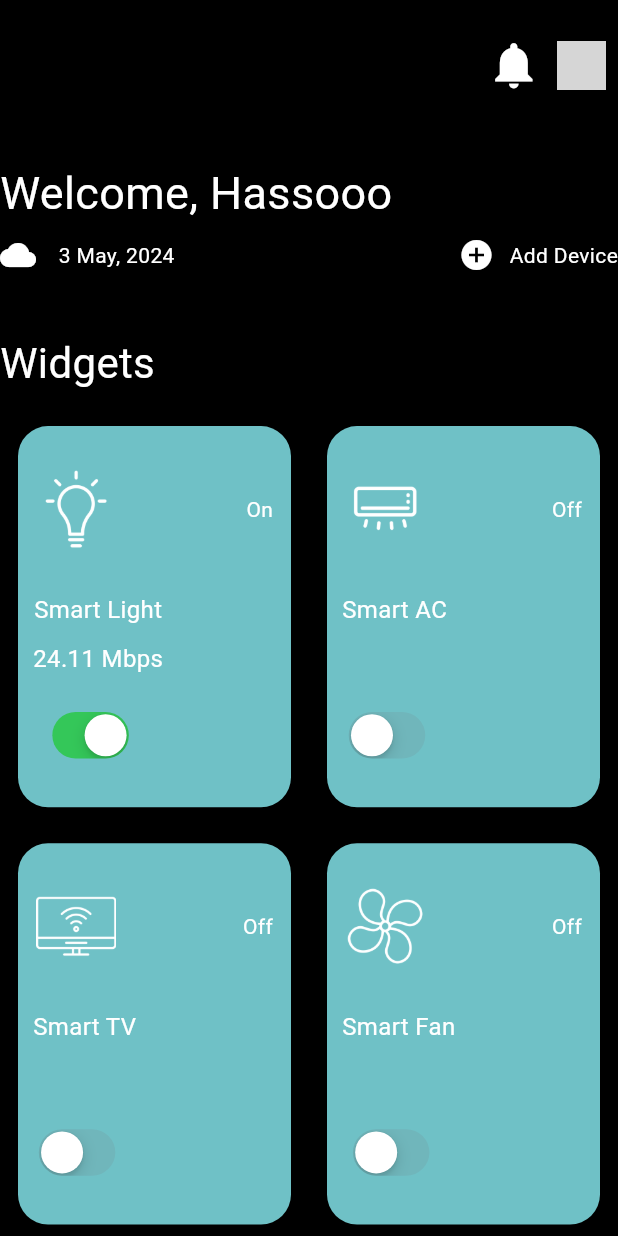
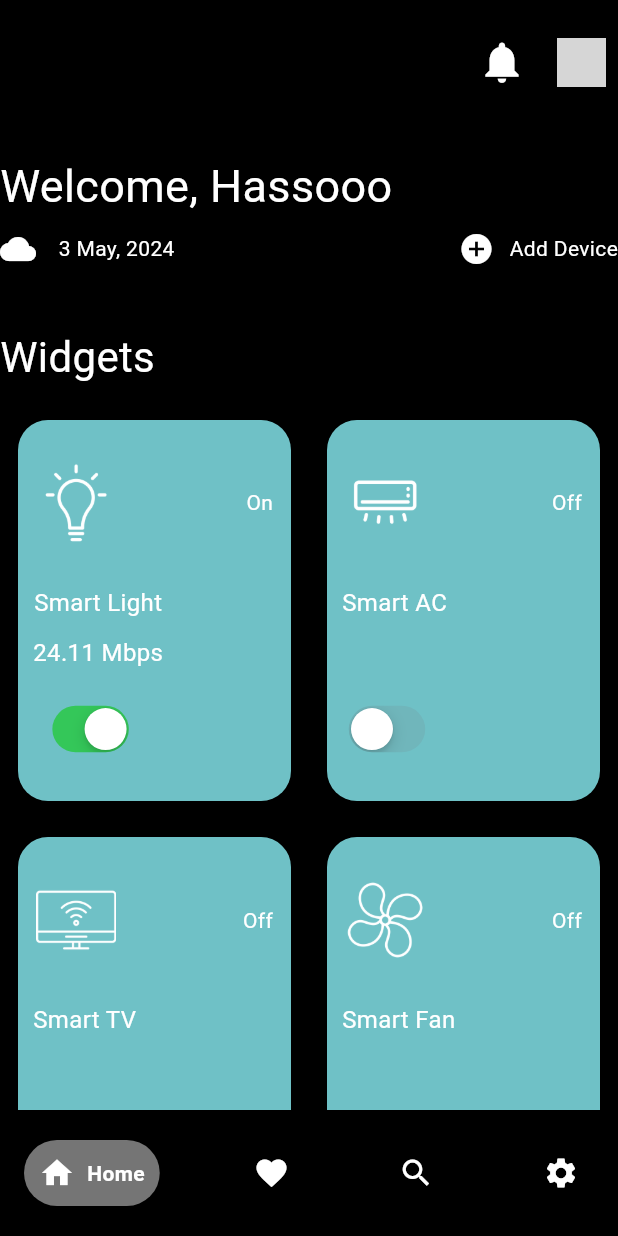
Before and after one commit to Mohassan521/Food-App-UI-Clone-Dribble, a Flutter app: the screen it shows after launch, on a phone screen of 412 x 824 dp. Run offline on Flutter 3.47's test engine with Material 3 defaults, Android fonts, the phone set to English and light mode, and no system bars; drawn by our look-alikes of google_nav_bar; network calls fail; grey boxes are pictures that could not be loaded.

Commit message:
did some changes in sixth screen

```diff
--- a/lib/sixth_screen.dart
+++ b/lib/sixth_screen.dart
@@ -1,3 +1,4 @@
+import 'package:api_testing/utils/bottom_navbar.dart';
 import 'package:api_testing/utils/smart_device_box.dart';
 import 'package:flutter/material.dart';
 import 'package:flutter/widgets.dart';
@@ -41,10 +42,10 @@ class _SixthScreenState extends State<SixthScreen> {
                   Icon(
                     Icons.notifications,
                     color: Colors.white,
-                    size: MediaQuery.sizeOf(context).height * 0.045,
+                    size: MediaQuery.sizeOf(context).height * 0.040,
                   ),
                   SizedBox(
-                    width: 10,
+                    width: 20,
                   ),
                   ClipRRect(
                       borderRadius: BorderRadius.circular(20),
@@ -127,9 +128,11 @@ class _SixthScreenState extends State<SixthScreen> {
                         powerOn: mySmartDevices[index][2],
                         onChanged: (value) => powerSwitchChanged(value, index),
                       );
-                    }))
+                    })),
 
             //
+
+            const BottomNavBar()
           ],
         ),
       ),
--- /dev/null
+++ b/lib/utils/bottom_navbar.dart
@@ -0,0 +1,41 @@
+import 'package:flutter/material.dart';
+import 'package:google_nav_bar/google_nav_bar.dart';
+
+class BottomNavBar extends StatelessWidget {
+  const BottomNavBar({super.key});
+
+  @override
+  Widget build(BuildContext context) {
+    return Container(
+      color: Colors.black,
+      child: Padding(
+        padding: EdgeInsets.symmetric(horizontal: 16.0, vertical: 20),
+        child: GNav(
+            activeColor: Colors.white,
+            tabBackgroundColor: Colors.grey.shade600,
+            backgroundColor: Colors.black,
+            color: Colors.white,
+            padding: EdgeInsets.all(10),
+            gap: 8,
+            tabs: [
+              GButton(
+                icon: Icons.home,
+                text: "Home",
+              ),
+              GButton(
+                icon: Icons.favorite,
+                text: "Favourite",
+              ),
+              GButton(
+                icon: Icons.search,
+                text: "Search",
+              ),
+              GButton(
+                icon: Icons.settings,
+                text: "Profile",
+              )
+            ]),
+      ),
+    );
+  }
+}
```
